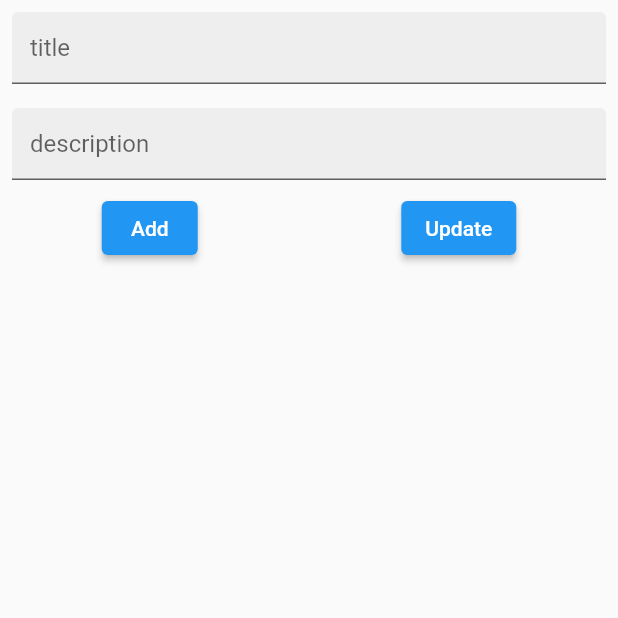
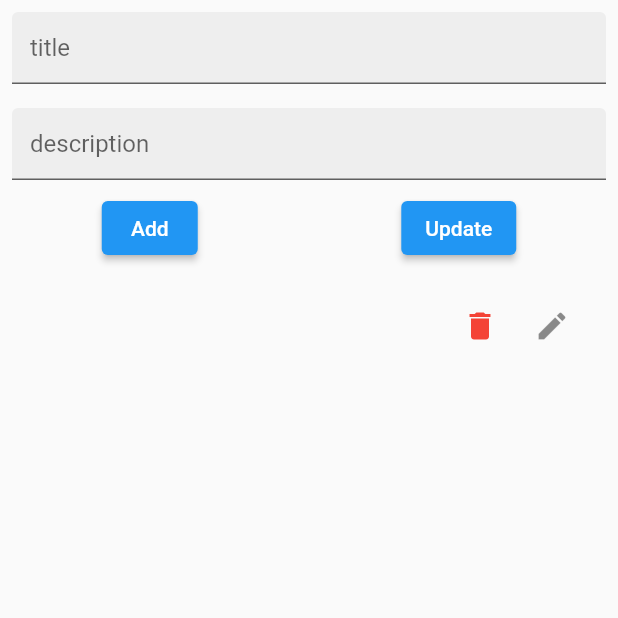
Before and after one commit to Rasedislam12/colon, a Flutter app: the screen it shows after launch, after a tap on "Add", on a phone screen of 412 x 824 dp, the top half of it. Run offline on Flutter 3.47's test engine with Material 2 defaults, Android fonts, the light colour scheme and no system bars; our stand-ins replace cloud_firestore, firebase_auth, firebase_core; accounts and stored records are empty.

Commit message:
croud done

```diff
--- a/lib/home/page.dart
+++ b/lib/home/page.dart
@@ -9,21 +9,27 @@ class page1 extends StatefulWidget {
 }
 
 class _page1State extends State<page1> {
-  TextEditingController titlecontroller = TextEditingController();
-  TextEditingController desciptioncontoller = TextEditingController();
+  late TextEditingController titlecontroller;
+  late TextEditingController desciptioncontoller;
 
   List datacollect = [];
+  late String docmentid;
+  bool isloding = false;
   Getdata() {
     FirebaseFirestore.instance
         .collection('datatest')
         .get()
         .then((QuerySnapshot querySnapshot) {
+      setState(() {
         datacollect = querySnapshot.docs;
+      });
     });
   }
 
   @override
   void initState() {
+    titlecontroller = TextEditingController();
+    desciptioncontoller = TextEditingController();
     Getdata();
     super.initState();
   }
@@ -32,6 +38,7 @@ class _page1State extends State<page1> {
   Widget build(BuildContext context) {
     return Scaffold(
         body: SafeArea(
+            child: SingleChildScrollView(
       child: Column(
         children: [
           Padding(
@@ -57,6 +64,9 @@ class _page1State extends State<page1> {
             children: [
               ElevatedButton(
                   onPressed: () {
+                    setState(() {
+                      isloding = true;
+                    });
                     FirebaseFirestore.instance
                         .collection("datatest")
                         .add({
@@ -67,14 +77,43 @@ class _page1State extends State<page1> {
                         .catchError((error) => print("data not added"))
                         .then((value) => {
                               desciptioncontoller.clear(),
-                            titlecontroller.clear()
+                              titlecontroller.clear(),
+                              Getdata(),
+                              setState(() {
+                                isloding = false;
+                              })
                             });
                   },
                   child: Text('Add')),
-            ElevatedButton(onPressed: () {}, child: Text('Update'))
+              ElevatedButton(
+                  onPressed: () {
+                    setState(() {
+                      isloding = true;
+                    });
+                    FirebaseFirestore.instance
+                        .collection('datatest')
+                        .doc(docmentid)
+                        .update({
+                          "title": titlecontroller.text,
+                          'description': desciptioncontoller.text,
+                        })
+                        .then((value) => print('data succesfully update'))
+                        .catchError((error) => print('data not updated$error'))
+                        .then((value) => {
+                              titlecontroller.clear(),
+                              desciptioncontoller.clear(),
+                              Getdata(),
+                              setState(() {
+                                isloding = false;
+                              })
+                            });
+                  },
+                  child: Text('Update'))
             ],
           ),
-        Container(
+          isloding
+              ? CircularProgressIndicator()
+              : Container(
                   height: MediaQuery.of(context).size.height / 1.5,
                   width: MediaQuery.of(context).size.width,
                   child: ListView.builder(
@@ -87,12 +126,38 @@ class _page1State extends State<page1> {
                           child: Row(
                             children: [
                               IconButton(
-                          onPressed: () {},
+                                  onPressed: () {
+                                    setState(() {
+                                      isloding = true;
+                                    });
+                                    FirebaseFirestore.instance
+                                        .collection('datatest')
+                                        .doc(datacollect[index].id)
+                                        .delete()
+                                        .then(
+                                            (value) => print('delate success'))
+                                        .then((value) {
+                                      Getdata();
+                                      setState(() {
+                                        isloding = false;
+                                      });
+                                    });
+                                  },
                                   icon: Icon(
                                     Icons.delete,
                                     color: Colors.red,
                                   )),
-                      IconButton(onPressed: () {}, icon: Icon(Icons.edit))
+                              IconButton(
+                                  onPressed: () {
+                                    setState(() {
+                                      docmentid = datacollect[index].id;
+                                      titlecontroller.text =
+                                          datacollect[index]['title'];
+                                      desciptioncontoller.text =
+                                          datacollect[index]['description'];
+                                    });
+                                  },
+                                  icon: Icon(Icons.edit))
                             ],
                           ),
                         ),
@@ -103,6 +168,7 @@ class _page1State extends State<page1> {
                   ),
                 )
         ],
+      ),
     )));
   }
 }
--- a/lib/main.dart
+++ b/lib/main.dart
@@ -6,7 +6,7 @@ import 'package:flutter/material.dart';
 
 void main() async {
   WidgetsFlutterBinding.ensureInitialized();
-  Firebase.initializeApp();
+  await Firebase.initializeApp();
 
   runApp(const MyApp());
 }
```
Lines whose indentation alone changed are shown as unchanged.
